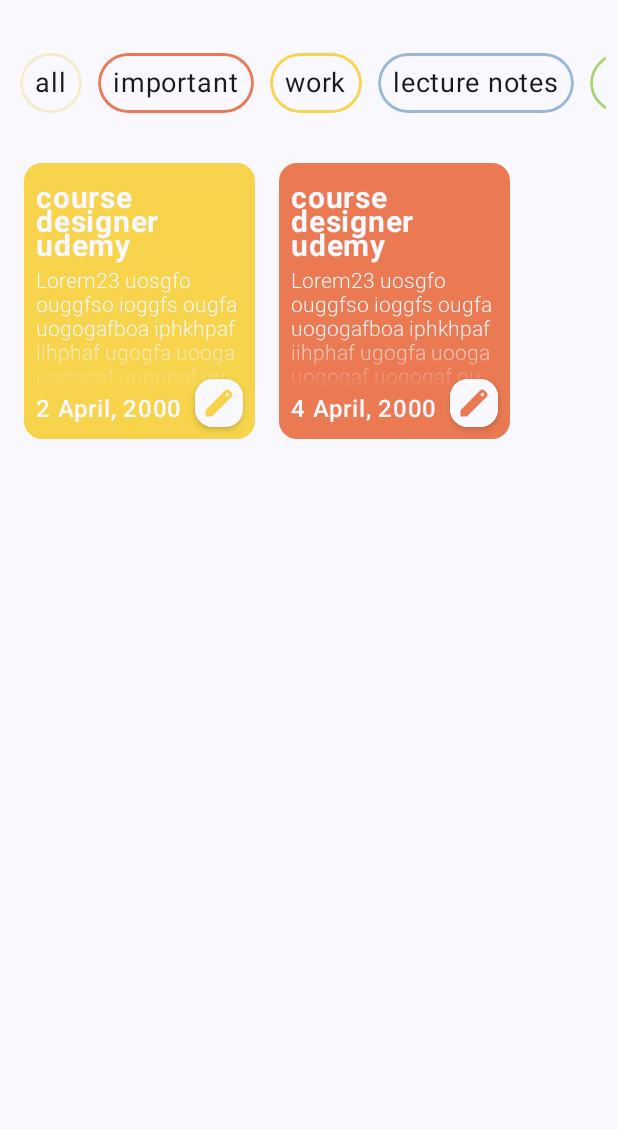
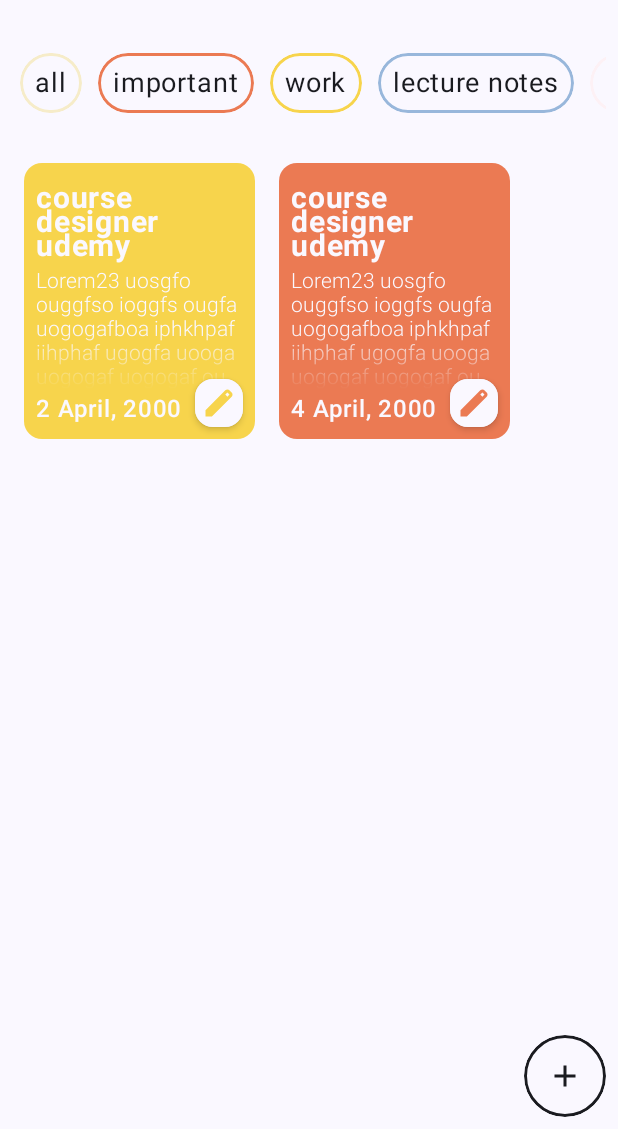
Before and after one commit to wallacesintra/NoteDown, an Android app built with Jetpack Compose: the screen it shows after launch (MainActivity), on a phone screen of 412 x 824 dp, the part 107-1236 px from its top. Run offline under Robolectric (Android 15) with nearby library versions, the phone set to English and light mode, and no system bars.

```diff
--- /dev/null
+++ b/app/src/main/java/com/example/notedown/presentation/components/BtnAddNote.kt
@@ -0,0 +1,106 @@
+package com.example.notedown.presentation.components
+
+import androidx.compose.animation.AnimatedVisibility
+import androidx.compose.foundation.background
+import androidx.compose.foundation.border
+import androidx.compose.foundation.clickable
+import androidx.compose.foundation.layout.Arrangement
+import androidx.compose.foundation.layout.Box
+import androidx.compose.foundation.layout.Column
+import androidx.compose.foundation.layout.Row
+import androidx.compose.foundation.layout.height
+import androidx.compose.foundation.layout.padding
+import androidx.compose.foundation.lazy.LazyColumn
+import androidx.compose.foundation.lazy.LazyRow
+import androidx.compose.foundation.lazy.items
+import androidx.compose.foundation.shape.RoundedCornerShape
+import androidx.compose.material.icons.Icons
+import androidx.compose.material.icons.filled.Add
+import androidx.compose.material.icons.filled.LocationOn
+import androidx.compose.material3.Icon
+import androidx.compose.material3.MaterialTheme
+import androidx.compose.material3.Text
+import androidx.compose.runtime.Composable
+import androidx.compose.runtime.getValue
+import androidx.compose.runtime.mutableStateOf
+import androidx.compose.runtime.remember
+import androidx.compose.runtime.setValue
+import androidx.compose.ui.Alignment
+import androidx.compose.ui.Modifier
+import androidx.compose.ui.draw.clip
+import androidx.compose.ui.graphics.Color
+import androidx.compose.ui.res.painterResource
+import androidx.compose.ui.tooling.preview.Preview
+import androidx.compose.ui.unit.dp
+import androidx.compose.ui.unit.sp
+import com.example.notedown.R
+import com.example.notedown.presentation.models.allCategories
+
+
+@Preview(showBackground = true, showSystemUi = true)
+@Composable
+fun BtnAddNote(
+    modifier: Modifier = Modifier
+){
+
+    var expanded by remember {
+        mutableStateOf(false)
+    }
+    Column(
+        modifier = Modifier
+            .clip(RoundedCornerShape(30.dp))
+            .background(MaterialTheme.colorScheme.background)
+            .border(2.dp, MaterialTheme.colorScheme.onBackground, RoundedCornerShape(30.dp))
+            .padding(12.dp)
+    ) {
+        AnimatedVisibility(visible = expanded) {
+            Column {
+                for (i in allCategories.drop(1)){
+                    AddCategoryCard(
+                        category = i.type,
+                        cardColor =i.color,
+                    )
+                }
+            }
+
+        }
+
+
+        Box() {
+            Icon(
+                painter = painterResource(id = if (expanded) R.drawable.close else R.drawable.add),
+                contentDescription = "add note",
+                modifier = Modifier
+                    .clickable(
+                        onClick = { expanded = !expanded }
+                    )
+                    .padding(3.dp)
+            )
+        }
+    }
+}
+
+@Composable
+fun AddCategoryCard(
+    category: String,
+    cardColor:Color,
+    onClick: () -> Unit = {}
+){
+    Box(
+        contentAlignment = Alignment.Center,
+        modifier = Modifier
+            .padding(5.dp)
+            .height(40.dp)
+            .clip(RoundedCornerShape(30.dp))
+            .border(2.dp, cardColor, RoundedCornerShape(30.dp))
+            .padding(horizontal = 10.dp)
+            .clickable(
+                onClick = { onClick() }
+            )
+    ) {
+        Text(
+            text = category,
+            fontSize = 18.sp,
+        )
+    }
+}
--- a/app/src/main/java/com/example/notedown/presentation/components/CategoryCard.kt
+++ b/app/src/main/java/com/example/notedown/presentation/components/CategoryCard.kt
@@ -38,17 +38,12 @@ fun CategoryCard(
     var active by remember {
         mutableStateOf(isActive)
     }
-
-    val color by remember {
-        mutableStateOf(if (active) cardColor else Color.Transparent)
-    }
     Box(
         contentAlignment = Alignment.Center,
         modifier = Modifier
             .padding(5.dp)
             .height(40.dp)
             .clip(RoundedCornerShape(30.dp))
-            .background(color)
             .border(2.dp, cardColor, RoundedCornerShape(30.dp))
             .padding(horizontal = 10.dp)
             .clickable(
--- a/app/src/main/java/com/example/notedown/presentation/models/Catergories.kt
+++ b/app/src/main/java/com/example/notedown/presentation/models/Catergories.kt
@@ -11,10 +11,13 @@ data class Category(
     var active: Boolean = false
 )
 
+
+
 val allCategories: List<Category> = listOf(
     Category("all", Color(0xFFF6ECC9)),
     Category("important", Color(0xFFEB7A53)),
     Category("work", Color(0xFFF7D44C)),
     Category("lecture notes", Color(0xFF98B7DB)),
+    Category("random", Color(0xFFFDF1F5)),
     Category("shopping list", Color(0xFFA8D672)),
 )
--- a/app/src/main/java/com/example/notedown/presentation/screens/Home.kt
+++ b/app/src/main/java/com/example/notedown/presentation/screens/Home.kt
@@ -1,6 +1,7 @@
 package com.example.notedown.presentation.screens
 
 import androidx.compose.foundation.background
+import androidx.compose.foundation.layout.Box
 import androidx.compose.foundation.layout.Column
 import androidx.compose.foundation.layout.Row
 import androidx.compose.foundation.layout.fillMaxSize
@@ -10,6 +11,7 @@ import androidx.compose.foundation.lazy.items
 import androidx.compose.material3.MaterialTheme
 import androidx.compose.material3.Text
 import androidx.compose.runtime.Composable
+import androidx.compose.ui.Alignment
 import androidx.compose.ui.Modifier
 import androidx.compose.ui.graphics.Color
 import androidx.compose.ui.res.stringResource
@@ -17,6 +19,7 @@ import androidx.compose.ui.tooling.preview.Preview
 import androidx.compose.ui.unit.dp
 import androidx.compose.ui.unit.sp
 import com.example.notedown.R
+import com.example.notedown.presentation.components.BtnAddNote
 import com.example.notedown.presentation.components.CategoryCard
 import com.example.notedown.presentation.components.NoteCard
 import com.example.notedown.presentation.models.allCategories
@@ -25,6 +28,7 @@ import com.example.notedown.presentation.models.categories
 @Preview(showBackground = true, showSystemUi = true)
 @Composable
 fun Home(){
+    Box {
         Column(
             modifier = Modifier
                 .fillMaxSize()
@@ -41,9 +45,14 @@ fun Home(){
 
             LazyRow(
                 modifier = Modifier.padding(vertical = 20.dp)
-        ){
-            items(allCategories){ item ->
-                CategoryCard(category = item.type, cardColor = item.color, isActive = item.active, count = item.count?:0 )
+            ) {
+                items(allCategories) { item ->
+                    CategoryCard(
+                        category = item.type,
+                        cardColor = item.color,
+                        isActive = item.active,
+                        count = item.count ?: 0
+                    )
                 }
 
             }
@@ -63,4 +72,14 @@ fun Home(){
                 )
             }
         }
+
+//        BtnAddNote( modifier = Modifier.align(Alignment.BottomEnd))
+        Box(
+            modifier = Modifier
+                .padding(8.dp)
+                .align(Alignment.BottomEnd)
+        ) {
+            BtnAddNote()
         }
+    }
+}
--- /dev/null
+++ b/app/src/main/res/drawable/add.xml
@@ -0,0 +1,9 @@
+<vector xmlns:android="http://schemas.android.com/apk/res/android"
+    android:width="24dp"
+    android:height="24dp"
+    android:viewportWidth="960"
+    android:viewportHeight="960">
+  <path
+      android:fillColor="#FF000000"
+      android:pathData="M440,520L200,520v-80h240v-240h80v240h240v80L520,520v240h-80v-240Z"/>
+</vector>
--- /dev/null
+++ b/app/src/main/res/drawable/close.xml
@@ -0,0 +1,9 @@
+<vector xmlns:android="http://schemas.android.com/apk/res/android"
+    android:width="24dp"
+    android:height="24dp"
+    android:viewportWidth="960"
+    android:viewportHeight="960">
+  <path
+      android:fillColor="#FF000000"
+      android:pathData="m256,760 l-56,-56 224,-224 -224,-224 56,-56 224,224 224,-224 56,56 -224,224 224,224 -56,56 -224,-224 -224,224Z"/>
+</vector>
```
Also changed, not shown: app/build.gradle.kts (+10 -0 lines), app/src/main/java/com/example/notedown/data/AppContainer.kt (added, +19 -0 lines), app/src/main/java/com/example/notedown/data/remote/NoteDao.kt (added, +20 -0 lines), app/src/main/java/com/example/notedown/data/remote/NoteDatabase.kt (added, +12 -0 lines), app/src/main/java/com/example/notedown/data/remote/NoteEntity.kt (added, +12 -0 lines). Lines whose indentation alone changed are shown as unchanged.
